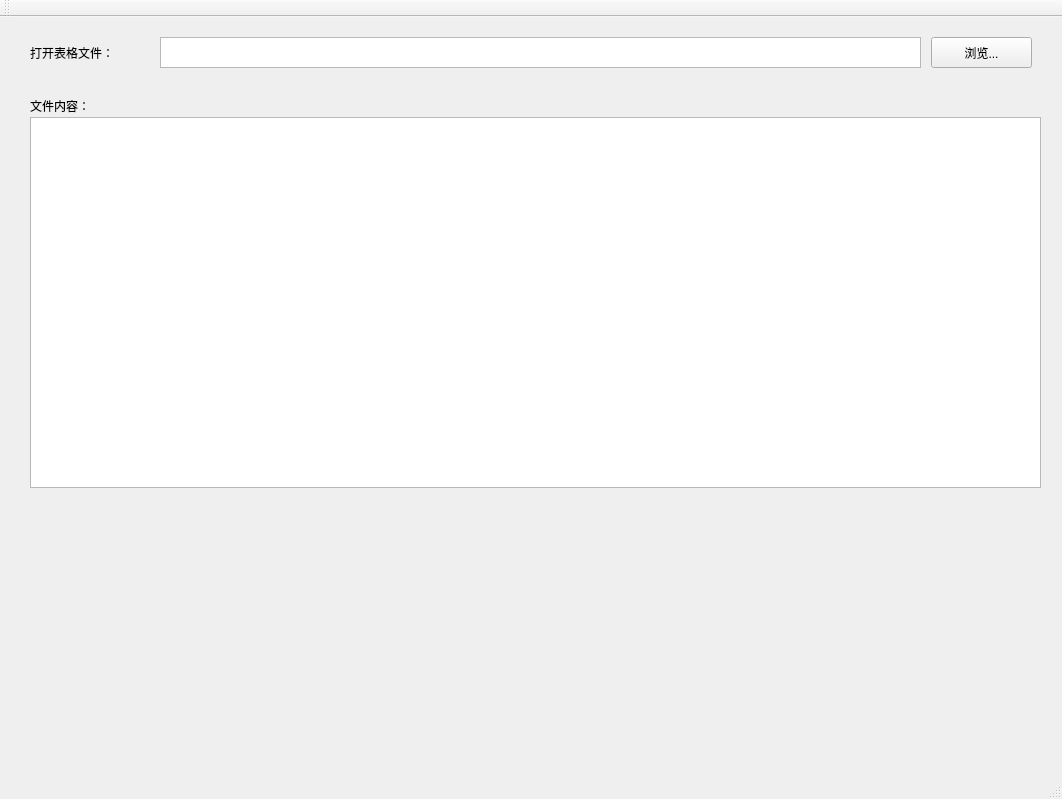
Old version of the form QExcelTool/QExcelTool.ui in the repository KeithCoreDumped/QExcelTool.
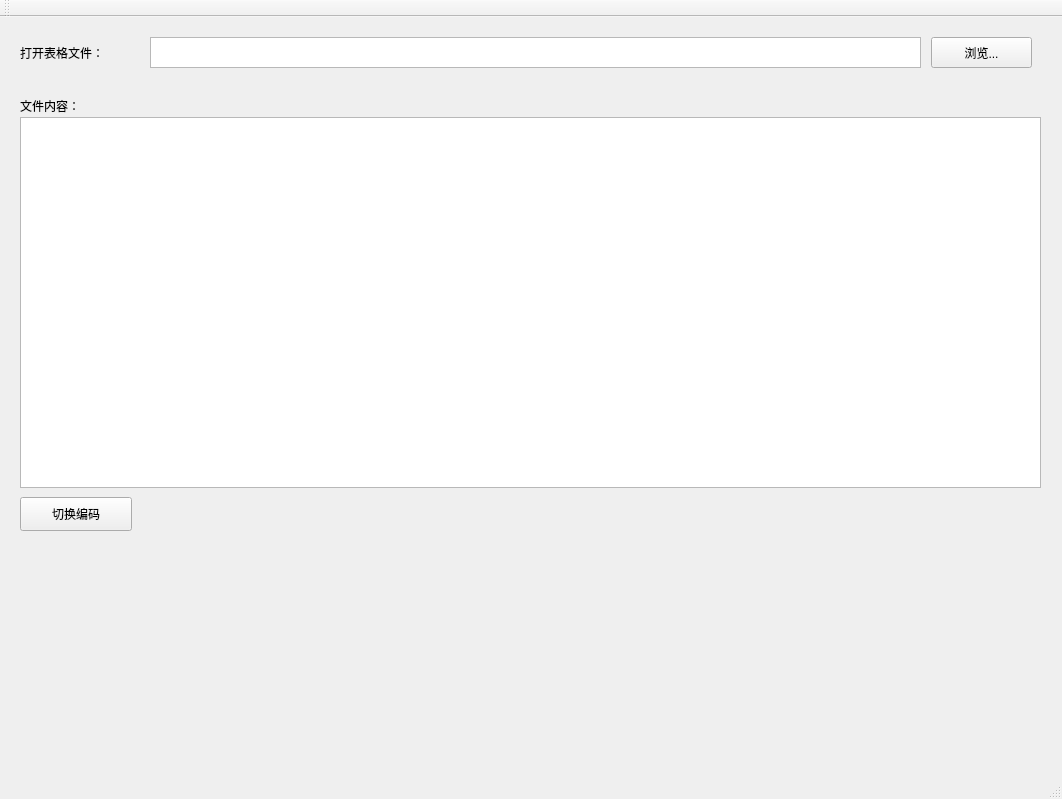
New version of the form.

What changed in the file:
```diff
--- a/QExcelTool/QExcelTool.ui
+++ b/QExcelTool/QExcelTool.ui
@@ -29,7 +29,7 @@
    <widget class="QLabel" name="label">
     <property name="geometry">
      <rect>
-      <x>30</x>
+      <x>20</x>
       <y>20</y>
       <width>131</width>
       <height>31</height>
@@ -55,9 +55,9 @@
    <widget class="QTextBrowser" name="textBrowser">
     <property name="geometry">
      <rect>
-      <x>160</x>
+      <x>150</x>
       <y>20</y>
-      <width>761</width>
+      <width>771</width>
       <height>31</height>
      </rect>
     </property>
@@ -65,9 +65,9 @@
    <widget class="QTableView" name="tableView">
     <property name="geometry">
      <rect>
-      <x>30</x>
+      <x>20</x>
       <y>100</y>
-      <width>1011</width>
+      <width>1021</width>
       <height>371</height>
      </rect>
     </property>
@@ -75,7 +75,7 @@
    <widget class="QLabel" name="label_2">
     <property name="geometry">
      <rect>
-      <x>30</x>
+      <x>20</x>
       <y>80</y>
       <width>121</width>
       <height>18</height>
@@ -85,6 +85,22 @@
      <string>文件内容：</string>
     </property>
    </widget>
+   <widget class="QPushButton" name="ChangeDecButton">
+    <property name="geometry">
+     <rect>
+      <x>20</x>
+      <y>480</y>
+      <width>112</width>
+      <height>34</height>
+     </rect>
+    </property>
+    <property name="toolTip">
+     <string notr="true">&lt;html&gt;&lt;head/&gt;&lt;body&gt;&lt;p&gt;当&lt;span style=&quot; font-weight:600;&quot;&gt;出现乱码&lt;/span&gt;时点击此处&lt;/p&gt;&lt;/body&gt;&lt;/html&gt;</string>
+    </property>
+    <property name="text">
+     <string>切换编码</string>
+    </property>
+   </widget>
   </widget>
   <widget class="QMenuBar" name="menuBar">
    <property name="geometry">
```
Left out of the diff: 3 changed lines with no effect on the pictures.
